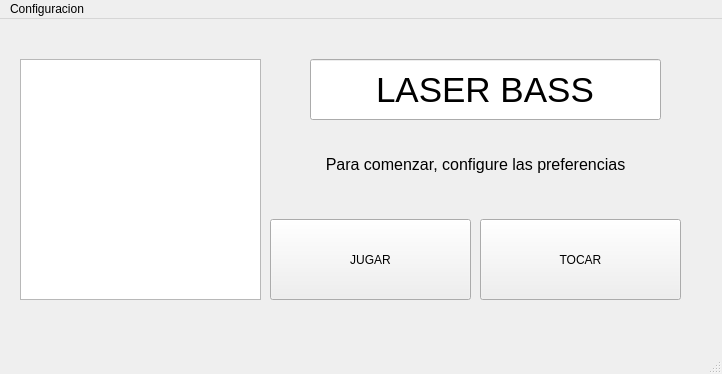
Before: the Qt Designer form GUILBass/forms/mainwindow.ui in mgoyret/UTN_FRBA_INFO_II_2020_TPO_LASER-BASS, drawn with Qt 5.
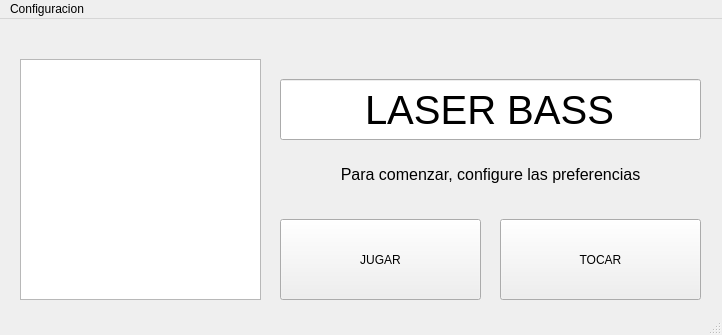
After: the same form once the commit is applied. Icons and pictures are not drawn.

```diff
--- a/GUILBass/forms/mainwindow.ui
+++ b/GUILBass/forms/mainwindow.ui
@@ -7,7 +7,7 @@
     <x>0</x>
     <y>0</y>
     <width>722</width>
-    <height>374</height>
+    <height>335</height>
    </rect>
   </property>
   <property name="windowTitle">
@@ -34,7 +34,7 @@
    <widget class="QPushButton" name="PBJugar">
     <property name="geometry">
      <rect>
-      <x>270</x>
+      <x>280</x>
       <y>200</y>
       <width>201</width>
       <height>81</height>
@@ -47,7 +47,7 @@
    <widget class="QPushButton" name="PBTocar">
     <property name="geometry">
      <rect>
-      <x>480</x>
+      <x>500</x>
       <y>200</y>
       <width>201</width>
       <height>81</height>
@@ -60,16 +60,16 @@
    <widget class="QLineEdit" name="lineEditLaserBass">
     <property name="geometry">
      <rect>
-      <x>310</x>
-      <y>40</y>
-      <width>351</width>
+      <x>280</x>
+      <y>60</y>
+      <width>421</width>
       <height>61</height>
      </rect>
     </property>
     <property name="font">
      <font>
       <family>MS UI Gothic</family>
-      <pointsize>26</pointsize>
+      <pointsize>30</pointsize>
      </font>
     </property>
     <property name="text">
@@ -85,9 +85,9 @@
    <widget class="QLabel" name="label">
     <property name="geometry">
      <rect>
-      <x>270</x>
-      <y>130</y>
-      <width>411</width>
+      <x>280</x>
+      <y>140</y>
+      <width>421</width>
       <height>31</height>
      </rect>
     </property>
```
Left out of the diff: 3 changed lines with no effect on the pictures.
